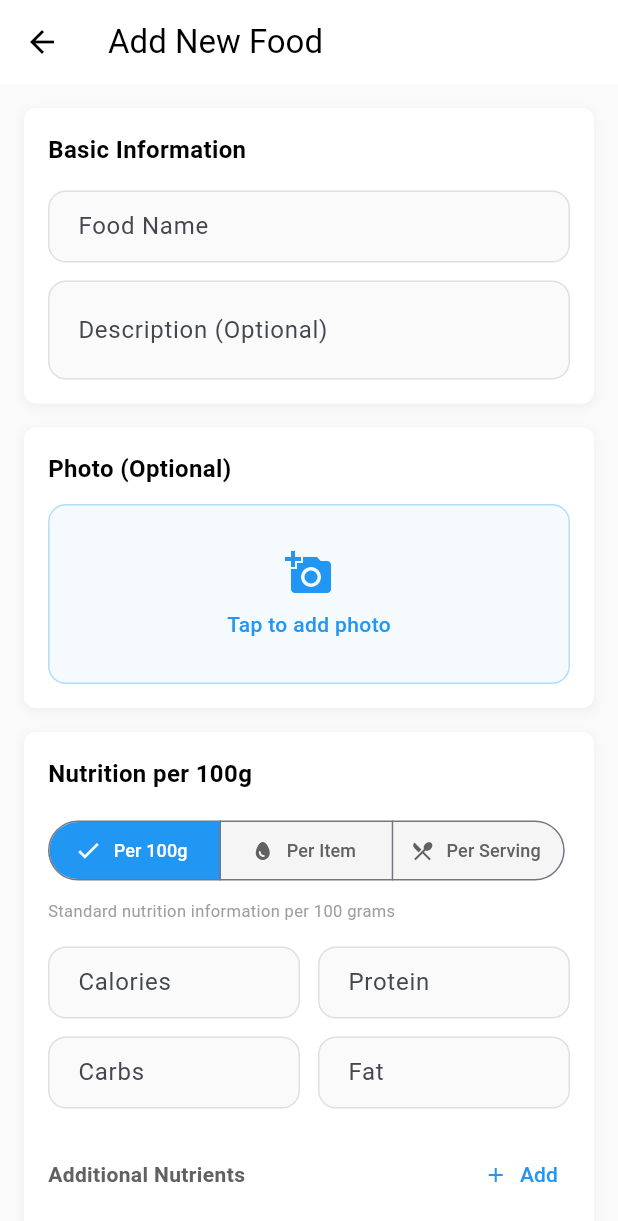
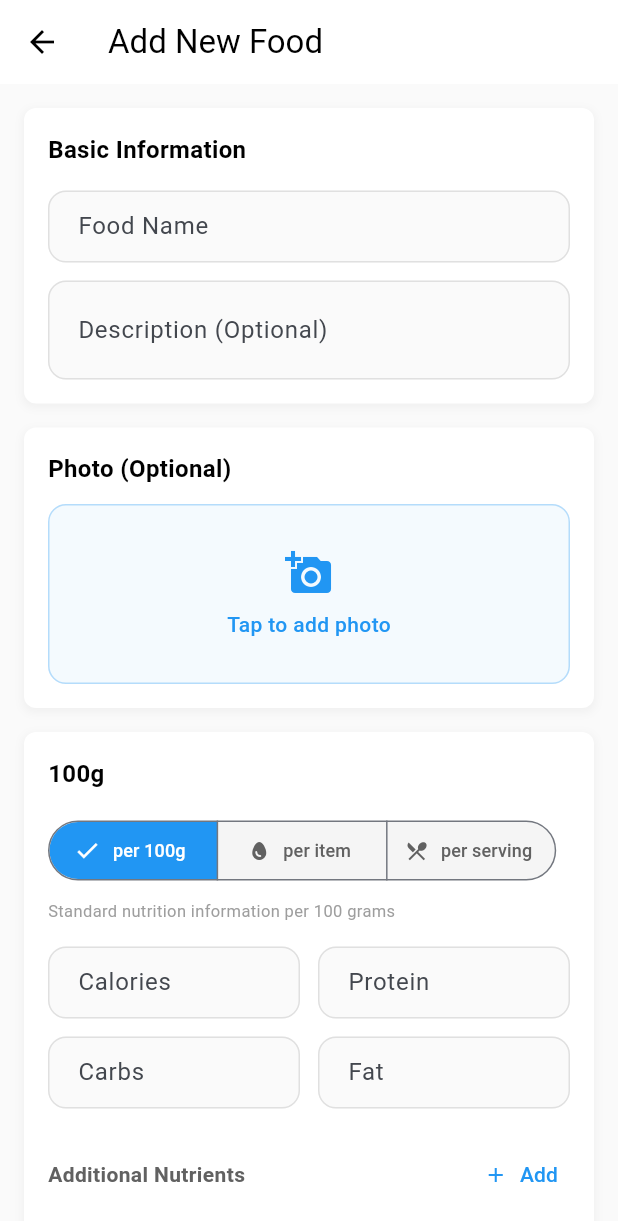
Before and after one commit to mylordkaz/calorie_tracker, a Flutter app: the AddFoodScreen screen opened directly, on a phone screen of 412 x 824 dp. Shown: the top 1221 px of the screen. Run offline on Flutter 3.47's test engine with Material 3 defaults, Android fonts, the phone set to English and light mode, and no system bars; our stand-ins replace fl_chart, hive, hive_flutter, image_picker; accounts and stored records are empty.

Commit message:
feat: add food screen localization

```diff
--- a/lib/features/libraries/food_library/screens/add_food_screen.dart
+++ b/lib/features/libraries/food_library/screens/add_food_screen.dart
@@ -6,6 +6,7 @@ import 'dart:io';
 import '../../../../data/services/food_database_service.dart';
 import '../../../../data/models/food_item.dart';
 import '../../../../shared/widgets/custom_card.dart';
+import '../../../../core/utils/localization_helper.dart';
 
 class AddFoodScreen extends StatefulWidget {
   final FoodItem? foodToEdit;
@@ -107,10 +108,11 @@ class _AddFoodScreenState extends State<AddFoodScreen> {
 
   @override
   Widget build(BuildContext context) {
+    final l10n = L10n.of(context);
     return Scaffold(
       backgroundColor: Colors.grey[50],
       appBar: AppBar(
-        title: Text(isEditing ? 'Edit Food' : 'Add New Food'),
+        title: Text(isEditing ? l10n.editFood : l10n.addNewFood),
         backgroundColor: Colors.white,
         elevation: 0,
         foregroundColor: Colors.black,
@@ -123,19 +125,19 @@ class _AddFoodScreenState extends State<AddFoodScreen> {
             crossAxisAlignment: CrossAxisAlignment.start,
             children: [
               // Basic Information
-              _buildSection('Basic Information', [
+              _buildSection(l10n.basicInformation, [
                 _buildTextField(
                   controller: _nameController,
-                  label: 'Food Name',
-                  hint: 'e.g., Chicken Breast',
+                  label: l10n.foodName,
+                  hint: l10n.foodNameHint,
                   validator: (value) =>
-                      value?.isEmpty == true ? 'Name is required' : null,
+                      value?.isEmpty == true ? l10n.nameRequired : null,
                 ),
                 SizedBox(height: 12),
                 _buildTextField(
                   controller: _descriptionController,
-                  label: 'Description (Optional)',
-                  hint: 'e.g., Skinless, boneless',
+                  label: l10n.descriptionOptional,
+                  hint: l10n.briefDescription,
                   maxLines: 2,
                 ),
               ]),
@@ -148,24 +150,24 @@ class _AddFoodScreenState extends State<AddFoodScreen> {
               SizedBox(height: 16),
 
               // Unit Type & Nutrition
-              _buildSection('Nutrition per ${_getUnitDisplayText()}', [
+              _buildSection(_getNutritionSectionTitle(), [
                 // Unit Selection
                 SegmentedButton<String>(
                   segments: [
                     ButtonSegment<String>(
                       value: '100g',
-                      label: Text('Per 100g', style: TextStyle(fontSize: 12)),
+                      label: Text(l10n.per100g, style: TextStyle(fontSize: 12)),
                       icon: Icon(Icons.straighten, size: 16),
                     ),
                     ButtonSegment<String>(
                       value: 'item',
-                      label: Text('Per Item', style: TextStyle(fontSize: 12)),
+                      label: Text(l10n.perItem, style: TextStyle(fontSize: 12)),
                       icon: Icon(Icons.egg, size: 16),
                     ),
                     ButtonSegment<String>(
                       value: 'serving',
                       label: Text(
-                        'Per Serving',
+                        l10n.perServing,
                         style: TextStyle(fontSize: 12),
                       ),
                       icon: Icon(Icons.local_dining, size: 16),
@@ -199,10 +201,10 @@ class _AddFoodScreenState extends State<AddFoodScreen> {
                         flex: 2,
                         child: _buildTextField(
                           controller: _servingDescriptionController,
-                          label: 'Serving Size',
-                          hint: 'e.g., 1 cup, 2 slices',
+                          label: l10n.servingSize,
+                          hint: l10n.servingSizeHint,
                           validator: (value) => value?.isEmpty == true
-                              ? 'Serving size is required'
+                              ? l10n.servingSizeRequired
                               : null,
                         ),
                       ),
@@ -210,9 +212,9 @@ class _AddFoodScreenState extends State<AddFoodScreen> {
                       Expanded(
                         child: _buildNumberField(
                           controller: _servingWeightController,
-                          label: 'Weight (Optional)',
+                          label: l10n.weightOptional,
                           suffix: 'g',
-                          hint: 'Weight in grams',
+                          hint: l10n.weightInGrams,
                         ),
                       ),
                     ],
@@ -227,8 +229,8 @@ class _AddFoodScreenState extends State<AddFoodScreen> {
                     Expanded(
                       child: _buildNumberField(
                         controller: _caloriesController,
-                        label: 'Calories',
-                        suffix: 'kcal',
+                        label: l10n.calories,
+                        suffix: l10n.kcal,
                         isRequired: true,
                       ),
                     ),
@@ -236,7 +238,7 @@ class _AddFoodScreenState extends State<AddFoodScreen> {
                     Expanded(
                       child: _buildNumberField(
                         controller: _proteinController,
-                        label: 'Protein',
+                        label: l10n.protein,
                         suffix: 'g',
                         isRequired: true,
                       ),
@@ -249,7 +251,7 @@ class _AddFoodScreenState extends State<AddFoodScreen> {
                     Expanded(
                       child: _buildNumberField(
                         controller: _carbsController,
-                        label: 'Carbs',
+                        label: l10n.carbs,
                         suffix: 'g',
                         isRequired: true,
                       ),
@@ -258,7 +260,7 @@ class _AddFoodScreenState extends State<AddFoodScreen> {
                     Expanded(
                       child: _buildNumberField(
                         controller: _fatController,
-                        label: 'Fat',
+                        label: l10n.fat,
                         suffix: 'g',
                         isRequired: true,
                       ),
@@ -273,7 +275,7 @@ class _AddFoodScreenState extends State<AddFoodScreen> {
                   mainAxisAlignment: MainAxisAlignment.spaceBetween,
                   children: [
                     Text(
-                      'Additional Nutrients',
+                      l10n.additionalNutrients,
                       style: TextStyle(
                         fontSize: 14,
                         fontWeight: FontWeight.w600,
@@ -283,7 +285,10 @@ class _AddFoodScreenState extends State<AddFoodScreen> {
                     TextButton.icon(
                       onPressed: _addCustomMacro,
                       icon: Icon(Icons.add, size: 16, color: Colors.blue),
-                      label: Text('Add', style: TextStyle(color: Colors.blue)),
+                      label: Text(
+                        l10n.add,
+                        style: TextStyle(color: Colors.blue),
+                      ),
                       style: TextButton.styleFrom(
                         padding: EdgeInsets.symmetric(
                           horizontal: 8,
@@ -313,8 +318,8 @@ class _AddFoodScreenState extends State<AddFoodScreen> {
                             child: TextFormField(
                               controller: _customMacros[index]['name'],
                               decoration: InputDecoration(
-                                labelText: 'Nutrient name',
-                                hintText: 'e.g., Fiber, Sodium',
+                                labelText: l10n.nutrientName,
+                                hintText: l10n.nutrientNameHint,
                                 border: OutlineInputBorder(
                                   borderRadius: BorderRadius.circular(8),
                                 ),
@@ -329,7 +334,7 @@ class _AddFoodScreenState extends State<AddFoodScreen> {
                               ),
                               style: TextStyle(fontSize: 12),
                               validator: (value) => value?.isEmpty == true
-                                  ? 'Name required'
+                                  ? l10n.nameRequired
                                   : null,
                             ),
                           ),
@@ -346,7 +351,7 @@ class _AddFoodScreenState extends State<AddFoodScreen> {
                                 ),
                               ],
                               decoration: InputDecoration(
-                                labelText: 'Amount',
+                                labelText: l10n.amount,
                                 suffixText: 'g',
                                 border: OutlineInputBorder(
                                   borderRadius: BorderRadius.circular(8),
@@ -362,9 +367,10 @@ class _AddFoodScreenState extends State<AddFoodScreen> {
                               ),
                               style: TextStyle(fontSize: 12),
                               validator: (value) {
-                                if (value?.isEmpty == true) return 'Required';
+                                if (value?.isEmpty == true)
+                                  return l10n.required;
                                 if (double.tryParse(value!) == null)
-                                  return 'Invalid';
+                                  return l10n.invalid;
                                 return null;
                               },
                             ),
@@ -407,7 +413,7 @@ class _AddFoodScreenState extends State<AddFoodScreen> {
                     elevation: 0,
                   ),
                   child: Text(
-                    isEditing ? 'Update Food' : 'Save Food',
+                    isEditing ? l10n.updateFood : l10n.saveFood,
                     style: TextStyle(fontSize: 16, fontWeight: FontWeight.w600),
                   ),
                 ),
@@ -442,12 +448,13 @@ class _AddFoodScreenState extends State<AddFoodScreen> {
   }
 
   Widget _buildPhotoSection() {
+    final l10n = L10n.of(context);
     return CustomCard(
       child: Column(
         crossAxisAlignment: CrossAxisAlignment.start,
         children: [
           Text(
-            'Photo (Optional)',
+            l10n.photoOptional,
             style: TextStyle(
               fontSize: 16,
               fontWeight: FontWeight.w600,
@@ -482,7 +489,7 @@ class _AddFoodScreenState extends State<AddFoodScreen> {
                         Icon(Icons.add_a_photo, size: 32, color: Colors.blue),
                         SizedBox(height: 8),
                         Text(
-                          'Tap to add photo',
+                          l10n.tapToAdd,
                           style: TextStyle(
                             color: Colors.blue,
                             fontWeight: FontWeight.w500,
@@ -500,12 +507,15 @@ class _AddFoodScreenState extends State<AddFoodScreen> {
                 TextButton.icon(
                   onPressed: _pickImage,
                   icon: Icon(Icons.edit, size: 16, color: Colors.blue),
-                  label: Text('Change', style: TextStyle(color: Colors.blue)),
+                  label: Text(
+                    l10n.change,
+                    style: TextStyle(color: Colors.blue),
+                  ),
                 ),
                 TextButton.icon(
                   onPressed: () => setState(() => _imageFile = null),
                   icon: Icon(Icons.delete, size: 16, color: Colors.red),
-                  label: Text('Remove', style: TextStyle(color: Colors.red)),
+                  label: Text(l10n.remove, style: TextStyle(color: Colors.red)),
                 ),
               ],
             ),
@@ -556,6 +566,7 @@ class _AddFoodScreenState extends State<AddFoodScreen> {
     String? hint,
     bool isRequired = false,
   }) {
+    final l10n = L10n.of(context);
     return TextFormField(
       controller: controller,
       keyboardType: TextInputType.numberWithOptions(decimal: true),
@@ -564,9 +575,8 @@ class _AddFoodScreenState extends State<AddFoodScreen> {
       ],
       validator: isRequired
           ? (value) {
-              if (value?.isEmpty == true) return '$label is required';
-              if (double.tryParse(value!) == null)
-                return 'Enter a valid number';
+              if (value?.isEmpty == true) return l10n.fieldRequired(label);
+              if (double.tryParse(value!) == null) return l10n.enterValidNumber;
               return null;
             }
           : null,
@@ -674,29 +684,31 @@ class _AddFoodScreenState extends State<AddFoodScreen> {
     return baseDescription;
   }
 
-  String _getUnitDisplayText() {
+  String _getNutritionSectionTitle() {
+    final l10n = L10n.of(context);
     switch (_selectedUnit) {
       case '100g':
-        return '100g';
+        return "100g";
       case 'item':
-        return 'Item';
+        return l10n.items;
       case 'serving':
-        return 'Serving';
+        return l10n.serving;
       default:
-        return '100g';
+        return "100g";
     }
   }
 
   String _getUnitDescription() {
+    final l10n = L10n.of(context);
     switch (_selectedUnit) {
       case '100g':
-        return 'Standard nutrition information per 100 grams';
+        return l10n.standardNutritionInfo;
       case 'item':
-        return 'For foods like eggs, slices of bread, etc.';
+        return l10n.itemNutritionInfo;
       case 'serving':
-        return 'US-style serving size (e.g., 1 cup, 2 slices)';
+        return l10n.servingNutritionInfo;
       default:
-        return 'Standard nutrition information per 100 grams';
+        return l10n.standardNutritionInfo;
     }
   }
 
@@ -719,21 +731,22 @@ class _AddFoodScreenState extends State<AddFoodScreen> {
   }
 
   Future<ImageSource?> _showImageSourceDialog() async {
+    final l10n = L10n.of(context);
     return showDialog<ImageSource>(
       context: context,
       builder: (context) => AlertDialog(
-        title: Text('Select Image Source'),
+        title: Text(l10n.selectImageSource),
         content: Column(
           mainAxisSize: MainAxisSize.min,
           children: [
             ListTile(
               leading: Icon(Icons.camera_alt, color: Colors.blue),
-              title: Text('Camera'),
+              title: Text(l10n.camera),
               onTap: () => Navigator.pop(context, ImageSource.camera),
             ),
             ListTile(
               leading: Icon(Icons.photo_library, color: Colors.blue),
-              title: Text('Gallery'),
+              title: Text(l10n.gallery),
               onTap: () => Navigator.pop(context, ImageSource.gallery),
             ),
           ],
@@ -741,7 +754,7 @@ class _AddFoodScreenState extends State<AddFoodScreen> {
         actions: [
           TextButton(
             onPressed: () => Navigator.pop(context),
-            child: Text('Cancel'),
+            child: Text(l10n.cancel),
           ),
         ],
       ),
--- a/lib/features/libraries/food_library/widgets/food_search_bar.dart
+++ b/lib/features/libraries/food_library/widgets/food_search_bar.dart
@@ -1,4 +1,5 @@
 import 'package:flutter/material.dart';
+import '../../../../core/utils/localization_helper.dart';
 
 class FoodSearchBar extends StatelessWidget {
   final TextEditingController controller;
@@ -7,6 +8,7 @@ class FoodSearchBar extends StatelessWidget {
 
   @override
   Widget build(BuildContext context) {
+    final l10n = L10n.of(context);
     return Container(
       padding: EdgeInsets.symmetric(horizontal: 16, vertical: 8),
       child: Container(
@@ -27,7 +29,7 @@ class FoodSearchBar extends StatelessWidget {
         child: TextField(
           controller: controller,
           decoration: InputDecoration(
-            hintText: 'Search foods...',
+            hintText: l10n.searchFoods,
             hintStyle: TextStyle(fontSize: 14, color: Colors.grey[500]),
             prefixIcon: Icon(Icons.search, color: Colors.grey[400], size: 20),
             border: InputBorder.none,
--- a/lib/l10n/app_localizations.dart
+++ b/lib/l10n/app_localizations.dart
@@ -96,7 +96,7 @@ abstract class AppLocalizations {
   /// No description provided for @appName.
   ///
   /// In en, this message translates to:
-  /// **'Calorie Tracker'**
+  /// **'Nibble'**
   String get appName;
 
   /// No description provided for @home.
@@ -342,7 +342,7 @@ abstract class AppLocalizations {
   /// No description provided for @servings.
   ///
   /// In en, this message translates to:
-  /// **'Servings'**
+  /// **'servings'**
   String get servings;
 
   /// No description provided for @copiedEntriesFromYesterday.
@@ -1236,7 +1236,7 @@ abstract class AppLocalizations {
   /// No description provided for @foodNameHint.
   ///
   /// In en, this message translates to:
-  /// **'e.g., Sandwich from café'**
+  /// **'e.g., Chicken Breast'**
   String get foodNameHint;
 
   /// No description provided for @noJustAddToDate.
@@ -1280,6 +1280,222 @@ abstract class AppLocalizations {
   /// In en, this message translates to:
   /// **'Error deleting entry: {error}'**
   String errorDeletingEntry(String error);
+
+  /// No description provided for @perItem.
+  ///
+  /// In en, this message translates to:
+  /// **'per item'**
+  String get perItem;
+
+  /// No description provided for @perServing.
+  ///
+  /// In en, this message translates to:
+  /// **'per serving'**
+  String get perServing;
+
+  /// No description provided for @per100g.
+  ///
+  /// In en, this message translates to:
+  /// **'per 100g'**
+  String get per100g;
+
+  /// No description provided for @editFood.
+  ///
+  /// In en, this message translates to:
+  /// **'Edit Food'**
+  String get editFood;
+
+  /// No description provided for @addNewFood.
+  ///
+  /// In en, this message translates to:
+  /// **'Add New Food'**
+  String get addNewFood;
+
+  /// No description provided for @basicInformation.
+  ///
+  /// In en, this message translates to:
+  /// **'Basic Information'**
+  String get basicInformation;
+
+  /// No description provided for @descriptionOptional.
+  ///
+  /// In en, this message translates to:
+  /// **'Description (Optional)'**
+  String get descriptionOptional;
+
+  /// No description provided for @briefDescription.
+  ///
+  /// In en, this message translates to:
+  /// **'Brief description of the food item'**
+  String get briefDescription;
+
+  /// No description provided for @servingSize.
+  ///
+  /// In en, this message translates to:
+  /// **'Serving Size'**
+  String get servingSize;
+
+  /// No description provided for @servingSizeHint.
+  ///
+  /// In en, this message translates to:
+  /// **'e.g., 1 cup, 2 slices'**
+  String get servingSizeHint;
+
+  /// No description provided for @servingSizeRequired.
+  ///
+  /// In en, this message translates to:
+  /// **'Serving size is required'**
+  String get servingSizeRequired;
+
+  /// No description provided for @weightOptional.
+  ///
+  /// In en, this message translates to:
+  /// **'Weight (Optional)'**
+  String get weightOptional;
+
+  /// No description provided for @weightInGrams.
+  ///
+  /// In en, this message translates to:
+  /// **'Weight in grams'**
+  String get weightInGrams;
+
+  /// No description provided for @additionalNutrients.
+  ///
+  /// In en, this message translates to:
+  /// **'Additional Nutrients'**
+  String get additionalNutrients;
+
+  /// No description provided for @nutrientName.
+  ///
+  /// In en, this message translates to:
+  /// **'Nutrient name'**
+  String get nutrientName;
+
+  /// No description provided for @nutrientNameHint.
+  ///
+  /// In en, this message translates to:
+  /// **'e.g., Fiber, Sodium'**
+  String get nutrientNameHint;
+
+  /// No description provided for @amount.
+  ///
+  /// In en, this message translates to:
+  /// **'amount'**
+  String get amount;
+
+  /// No description provided for @value.
+  ///
+  /// In en, this message translates to:
+  /// **'Value'**
+  String get value;
+
+  /// No description provided for @enterAmount.
+  ///
+  /// In en, this message translates to:
+  /// **'Enter amount'**
+  String get enterAmount;
+
+  /// No description provided for @valueRequired.
+  ///
+  /// In en, this message translates to:
+  /// **'Value required'**
+  String get valueRequired;
+
+  /// No description provided for @updateFood.
+  ///
+  /// In en, this message translates to:
+  /// **'Update Food'**
+  String get updateFood;
+
+  /// No description provided for @saveFood.
+  ///
+  /// In en, this message translates to:
+  /// **'Save Food'**
+  String get saveFood;
+
+  /// No description provided for @photoOptional.
+  ///
+  /// In en, this message translates to:
+  /// **'Photo (Optional)'**
+  String get photoOptional;
+
+  /// No description provided for @tapToAdd.
+  ///
+  /// In en, this message translates to:
+  /// **'Tap to add photo'**
+  String get tapToAdd;
+
+  /// No description provided for @selectImageSource.
+  ///
+  /// In en, this message translates to:
+  /// **'Select Image Source'**
+  String get selectImageSource;
+
+  /// No description provided for @camera.
+  ///
+  /// In en, this message translates to:
+  /// **'Camera'**
+  String get camera;
+
+  /// No description provided for @gallery.
+  ///
+  /// In en, this message translates to:
+  /// **'Gallery'**
+  String get gallery;
+
+  /// No description provided for @enterValidNumber.
+  ///
+  /// In en, this message translates to:
+  /// **'Enter a valid number'**
+  String get enterValidNumber;
+
+  /// No description provided for @noFoodsYet.
+  ///
+  /// In en, this message translates to:
+  /// **'No foods in your library yet'**
+  String get noFoodsYet;
+
+  /// No description provided for @addFirstFood.
+  ///
+  /// In en, this message translates to:
+  /// **'Add your first food to get started'**
+  String get addFirstFood;
+
+  /// No description provided for @tryDifferentSearch.
+  ///
+  /// In en, this message translates to:
+  /// **'Try a different search term'**
+  String get tryDifferentSearch;
+
+  /// No description provided for @change.
+  ///
+  /// In en, this message translates to:
+  /// **'Change'**
+  String get change;
+
+  /// No description provided for @remove.
+  ///
+  /// In en, this message translates to:
+  /// **'remove'**
+  String get remove;
+
+  /// No description provided for @standardNutritionInfo.
+  ///
+  /// In en, this message translates to:
+  /// **'Standard nutrition information per 100 grams'**
+  String get standardNutritionInfo;
+
+  /// No description provided for @itemNutritionInfo.
+  ///
+  /// In en, this message translates to:
+  /// **'For foods like eggs, slices of bread, etc.'**
+  String get itemNutritionInfo;
+
+  /// No description provided for @servingNutritionInfo.
+  ///
+  /// In en, this message translates to:
+  /// **'US-style serving size (e.g., 1 cup, 2 slices)'**
+  String get servingNutritionInfo;
 }
 
 class _AppLocalizationsDelegate extends LocalizationsDelegate<AppLocalizations> {
```
Also changed, not shown: lib/features/libraries/food_library/widgets/food_card.dart (+15 -9 lines), lib/l10n/app_en.arb (+41 -4 lines), lib/l10n/app_localizations_en.dart (+111 -3 lines).
